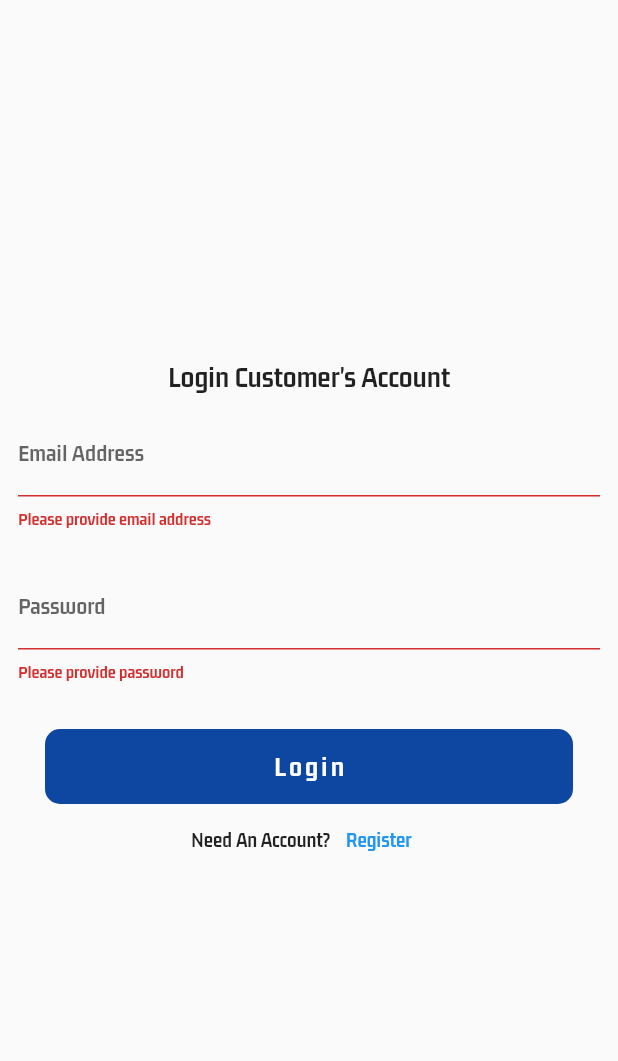
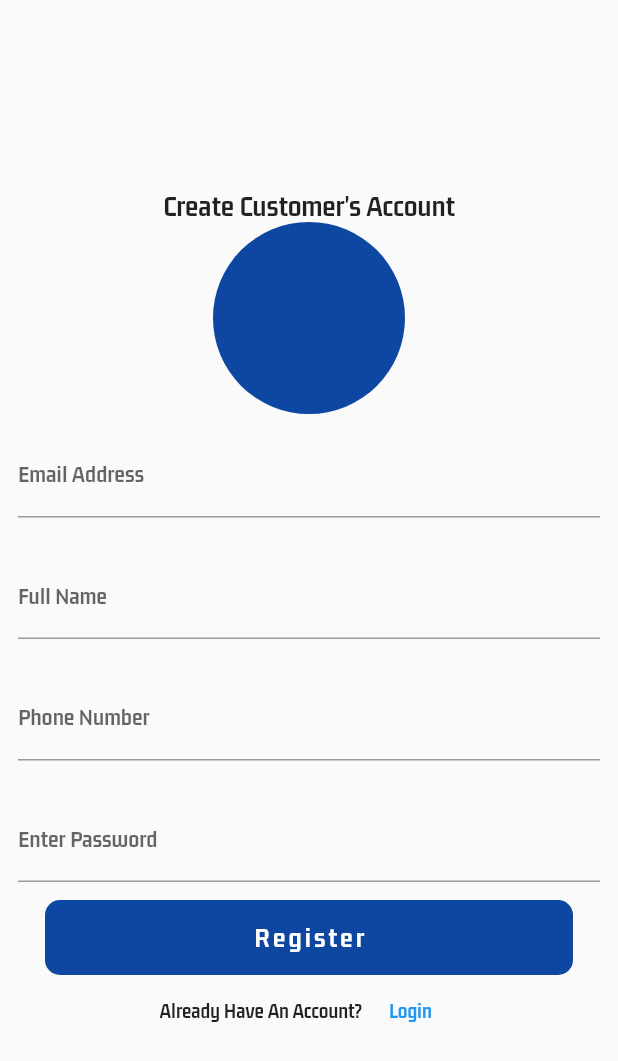
Before and after one commit to Franki124/multi_store, a Flutter app: the LoginScreen screen opened directly, after a tap on "Login", after a tap on "Register", on a phone screen of 412 x 824 dp. Shown: the top 1061 px of the screen. Run offline on Flutter 3.47's test engine with Material 2 defaults, Android fonts, the phone set to English and light mode, and no system bars; our stand-ins replace cloud_firestore, firebase_auth, firebase_core, flutter_svg; accounts and stored records are empty.

Commit message:
fix for missing function for Register button

```diff
--- a/lib/views/buyers/auth/login_screen.dart
+++ b/lib/views/buyers/auth/login_screen.dart
@@ -1,6 +1,7 @@
 import 'package:flutter/material.dart';
 import 'package:multi_store/controllers/auth_controller.dart';
 import 'package:multi_store/utils/show_snackBar.dart';
+import 'package:multi_store/views/buyers/auth/register_screen.dart';
 import 'package:multi_store/views/buyers/main_screen.dart';
 
 class LoginScreen extends StatefulWidget {
@@ -107,7 +108,11 @@ class _LoginScreenState extends State<LoginScreen> {
                 mainAxisAlignment: MainAxisAlignment.center,
                 children: [
                   Text("Need An Account?"),
-                  TextButton(onPressed: () {}, child: Text("Register"))
+                  TextButton(onPressed: () {
+                    Navigator.push(context, MaterialPageRoute(builder: (context){
+                      return RegisterScreen();
+                    }));
+                  }, child: Text("Register"))
                 ],
               )
             ],
```
